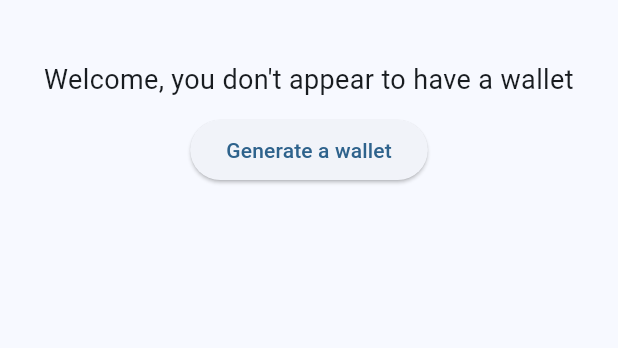
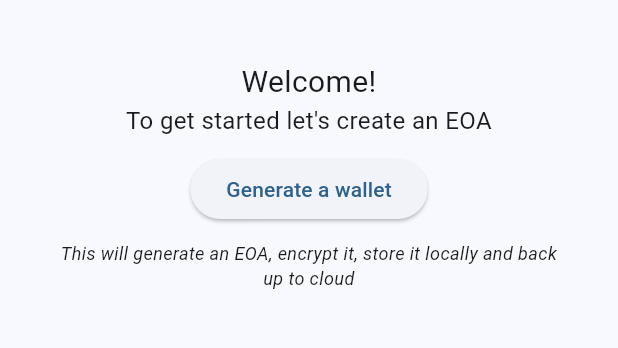
Before and after one commit to rally-dfs/flutter-example-app, a Flutter app: the screen it shows after launch, on a phone screen of 412 x 824 dp, the part 84-432 px from its top. Run offline on Flutter 3.47's test engine with Material 2 defaults, Android fonts, the phone set to English and light mode, and no system bars; missing offline and left inert: rly_network_flutter_sdk, web3dart; key blocks and very long unbroken strings in the code were emptied for the run.

Commit message:
Update UX of wallet creation screen

```diff
--- a/app/lib/screens/create_wallet_screen.dart
+++ b/app/lib/screens/create_wallet_screen.dart
@@ -13,21 +13,43 @@ class WalletCreationScreen extends StatelessWidget {
 
   @override
   Widget build(BuildContext context) {
-    return (Column(children: <Widget>[
+    return Padding(
+      padding: const EdgeInsets.symmetric(horizontal: 10.0),
+      child: (Column(children: <Widget>[
         const Center(
-        child: Text("Welcome, you don't appear to have a wallet",
+          child: Text("Welcome!",
               textAlign: TextAlign.center,
               style: TextStyle(
-              fontSize: 18.0,
+                fontSize: 20.0,
+              )),
+        ),
+        const Center(
+          child: Text("To get started let's create an EOA",
+              textAlign: TextAlign.center,
+              style: TextStyle(
+                fontSize: 16.0,
               )),
         ),
         Padding(
-        padding: const EdgeInsets.all(10.0),
+          padding: const EdgeInsets.symmetric(vertical: 10.0),
           child: ElevatedButton(
             onPressed: createWallet,
             child: const Text('Generate a wallet'),
           ),
         ),
-    ]));
+        const Center(
+          child: Padding(
+            padding: EdgeInsets.symmetric(horizontal: 30.0),
+            child: Text(
+                "This will generate an EOA, encrypt it, store it locally and back up to cloud",
+                textAlign: TextAlign.center,
+                style: TextStyle(
+                  fontStyle: FontStyle.italic,
+                  fontSize: 12.0,
+                )),
+          ),
+        )
+      ])),
+    );
   }
 }
```
Lines whose indentation alone changed are shown as unchanged.
